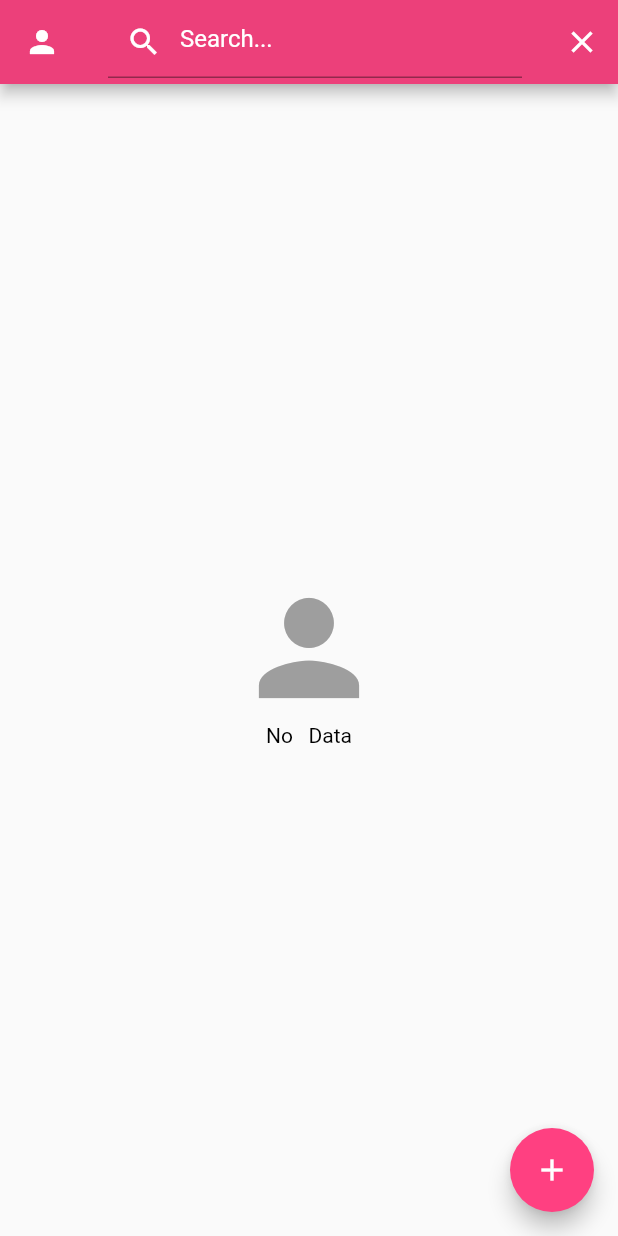
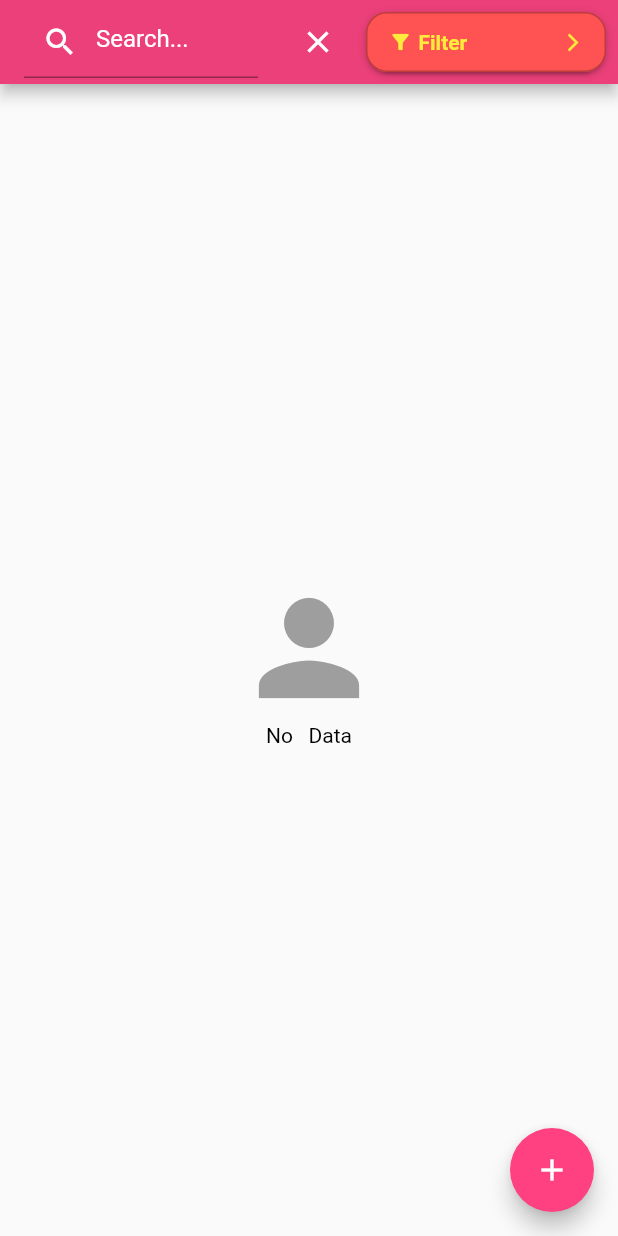
Before and after one commit to AslinGeo/friendsapp, a Flutter app: the screen it shows after launch, after a tap on the "search" icon, on a phone screen of 412 x 824 dp. Run offline on Flutter 3.47's test engine with Material 2 defaults, Android fonts, the phone set to English and light mode, and no system bars; drawn by our look-alikes of dropdown_button2; our stand-ins replace image_picker, sqflite; accounts and stored records are empty.

Commit message:
filter add

```diff
--- a/lib/database/repo.dart
+++ b/lib/database/repo.dart
@@ -40,4 +40,9 @@ updateData(table, data) async {
 	return await connection
 	?.update(table, data, where: 'id=?', whereArgs: [data['id']]);
 }
+readFilterData(data) async{
+  var connection=await database;
+  return await connection?.query('friends', where: '"category" = ?', whereArgs: [data]);
+
 }
+}
--- a/lib/pages/homepage.dart
+++ b/lib/pages/homepage.dart
@@ -2,6 +2,7 @@
 
 import 'dart:io';
 
+import 'package:dropdown_button2/dropdown_button2.dart';
 import 'package:flutter/material.dart';
 import 'package:friends_app/modal/friendsmodal.dart';
 import 'package:friends_app/pages/addfriends.dart';
@@ -21,6 +22,16 @@ class HomeScreen extends StatefulWidget {
 class _HomeScreenState extends State<HomeScreen> {
    Widget appBarTitle = const  Text("Friends App");
   Icon actionIcon =  const Icon(Icons.search);
+  String? filterValue;
+  List<String> filterItems=[
+    'All',
+    'SocialMedia Friend',
+    'School Friend',
+    'College Friend',
+    'Best Friend',
+    'Neighbor Friend',
+    'Work Friend'
+  ];
   @override
   initState(){
     getAllData();
@@ -43,7 +54,7 @@ setState(() {
     return Scaffold(
       appBar: AppBar(
         backgroundColor: Colors.pink.shade400,
-        leading: const Icon(Icons.person),
+
         title: appBarTitle,
           actions: <Widget>[
              IconButton(icon: actionIcon,onPressed:(){
@@ -69,7 +80,99 @@ setState(() {
 
               });
             } ,),
+           TextButton(onPressed: (){},  child: DropdownButtonHideUnderline(
+        child: DropdownButton2(
+          isExpanded: true,
+          hint: Row(
+            children: const [
+              Icon(
+                Icons.filter_alt,
+                size: 16,
+                color: Colors.yellow,
+              ),
+              SizedBox(
+                width: 4,
+              ),
+              Expanded(
+                child: Text(
+                  'Filter',
+                  style: TextStyle(
+                    fontSize: 14,
+                    fontWeight: FontWeight.bold,
+                    color: Colors.yellow,
+                  ),
+                  overflow: TextOverflow.ellipsis,
+                ),
+              ),
+            ],
+          ),
+          items: filterItems
+                  .map((item) =>
+                  DropdownMenuItem<String>(
+                    value: item,
+                    child: Text(
+                      item,
+                      style: const TextStyle(
+                        fontSize: 14,
+                        fontWeight: FontWeight.bold,
+                        color: Colors.white,
+                      ),
+                      overflow: TextOverflow.ellipsis,
+                    ),
+                  ))
+                  .toList(),
+          value: filterValue,
+          onChanged: (value) async{
+            setState(() {
+              filterValue = value as String;
 
+            });
+             if(filterValue=='All'){
+                getAllData();
+              }
+              else{
+                var data=await Service().readFilterData(filterValue);
+                _friends=<Friends>[];
+                _friends=data.map((value)=>Friends.fromJson(value)).toList();
+              }
+              setState(() {
+
+              });
+          },
+          icon: const Icon(
+            Icons.arrow_forward_ios_outlined,
+          ),
+          iconSize: 14,
+          iconEnabledColor: Colors.yellow,
+          iconDisabledColor: Colors.grey,
+          buttonHeight: 50,
+          buttonWidth: 160,
+          buttonPadding: const EdgeInsets.only(left: 14, right: 14),
+          buttonDecoration: BoxDecoration(
+            borderRadius: BorderRadius.circular(14),
+            border: Border.all(
+              color: Colors.black26,
+            ),
+            color: Colors.redAccent,
+          ),
+          buttonElevation: 2,
+          itemHeight: 40,
+          itemPadding: const EdgeInsets.only(left: 14, right: 14),
+          dropdownMaxHeight: 200,
+          dropdownWidth: 200,
+          dropdownPadding: null,
+          dropdownDecoration: BoxDecoration(
+            borderRadius: BorderRadius.circular(14),
+            color: Colors.redAccent,
+          ),
+          dropdownElevation: 8,
+          scrollbarRadius: const Radius.circular(40),
+          scrollbarThickness: 6,
+          scrollbarAlwaysShow: true,
+          offset: const Offset(-20, 0),
+        ),
+      ),
+    ),
             ]
 
         ),
--- a/lib/service/service.dart
+++ b/lib/service/service.dart
@@ -20,4 +20,8 @@ class Service{
     return await _repo.updateData('friends', friends.friendsMap());
   }
 
+readFilterData(data) async{
+  return await _repo.readFilterData(data);
+
 }
+}
--- a/pubspec.yaml
+++ b/pubspec.yaml
@@ -38,6 +38,8 @@ dependencies:
   path_provider: ^2.0.9
   flutter_typeahead: ^1.8.1
   image_picker: ^0.8.5
+  dropdown_button2: ^1.4.0
+
 
 dev_dependencies:
   flutter_test:
```
Also changed, not shown: pubspec.lock.
